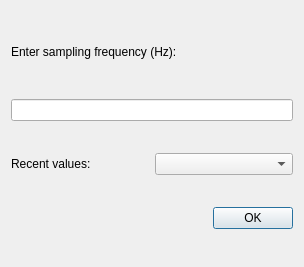
This is res/layout/dialog_frequency.ui in luphysics/PyMODA as Qt 5 draws it before an edit. The edited form follows.
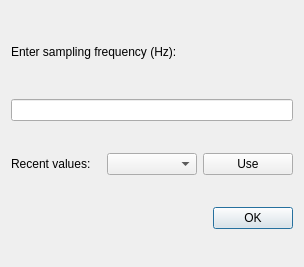
This is the edited form.

Commit message: Add recent file/freq to dialogs, update to use asyncio

```diff
--- a/res/layout/dialog_frequency.ui
+++ b/res/layout/dialog_frequency.ui
@@ -42,6 +42,13 @@
      <item>
       <widget class="QComboBox" name="combo_recent"/>
      </item>
+     <item>
+      <widget class="QPushButton" name="btn_use_recent">
+       <property name="text">
+        <string>Use</string>
+       </property>
+      </widget>
+     </item>
     </layout>
    </item>
    <item>
```
The commit also changes 18 other files.
